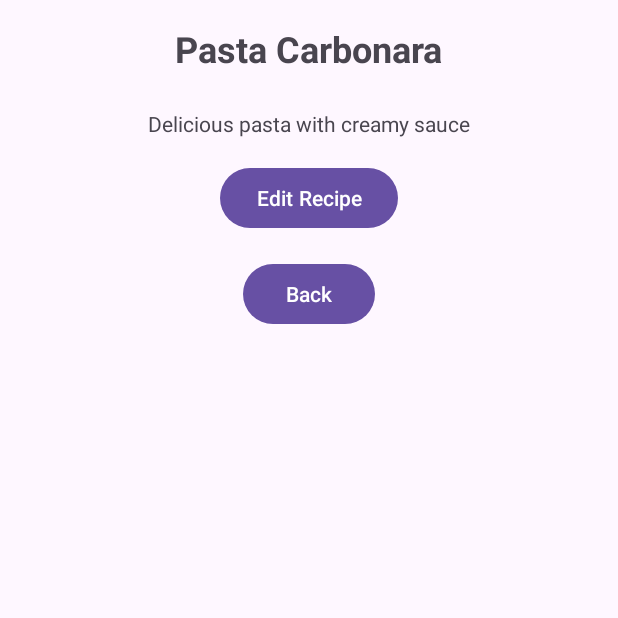
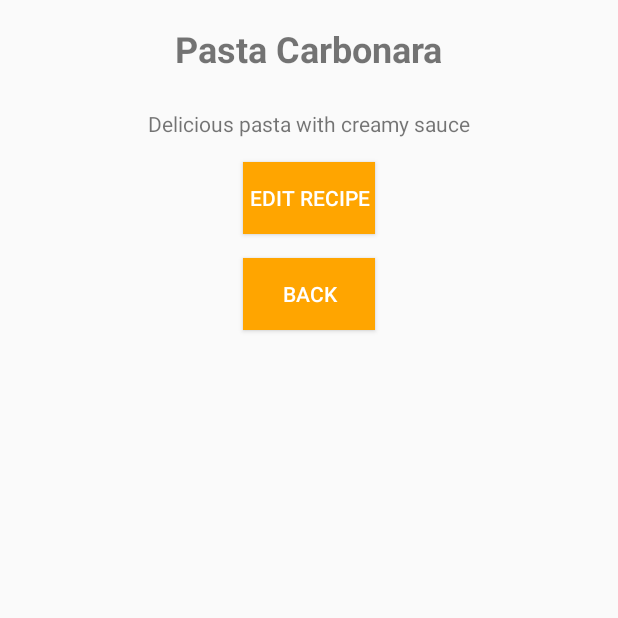
Before and after one commit to Kian2002/INFO-3245, an Android app: the screen it shows after launch (RecipeDetailActivity), after a tap on "Pasta Carbonara", on a phone screen of 412 x 824 dp, the top half of it. Run offline under Robolectric (Android 15) with nearby library versions, the phone set to English and light mode, and no system bars.

Commit message:
Button background change to orange

```diff
--- a/app/src/main/res/layout/activity_add_recipe.xml
+++ b/app/src/main/res/layout/activity_add_recipe.xml
@@ -25,6 +25,8 @@
         android:layout_width="wrap_content"
         android:layout_height="wrap_content"
         android:layout_below="@id/descriptionEditText"
+        android:textColor="@android:color/white"
+        android:background="@color/customOrange"
         android:layout_centerHorizontal="true"
         android:layout_marginTop="16dp"
         android:text="Save"/>
--- a/app/src/main/res/layout/activity_edit_recipe.xml
+++ b/app/src/main/res/layout/activity_edit_recipe.xml
@@ -25,6 +25,8 @@
         android:layout_width="wrap_content"
         android:layout_height="wrap_content"
         android:layout_below="@id/descriptionEditText"
+        android:textColor="@android:color/white"
+        android:background="@color/customOrange"
         android:layout_centerHorizontal="true"
         android:layout_marginTop="16dp"
         android:text="Save" />
@@ -34,6 +36,8 @@
         android:layout_width="wrap_content"
         android:layout_height="wrap_content"
         android:layout_below="@id/saveButton"
+        android:textColor="@android:color/white"
+        android:background="@color/customOrange"
         android:layout_centerHorizontal="true"
         android:layout_marginTop="16dp"
         android:text="Delete" />
--- a/app/src/main/res/layout/activity_main.xml
+++ b/app/src/main/res/layout/activity_main.xml
@@ -22,6 +22,8 @@
         android:layout_width="wrap_content"
         android:layout_height="wrap_content"
         android:text="Add New Recipe"
+        android:textColor="@android:color/white"
+        android:background="@color/customOrange"
         android:layout_alignParentBottom="true"
         android:layout_centerHorizontal="true"
         android:layout_marginBottom="16dp"/>
--- a/app/src/main/res/layout/activity_recipe_detail.xml
+++ b/app/src/main/res/layout/activity_recipe_detail.xml
@@ -30,6 +30,8 @@
         android:layout_height="wrap_content"
         android:text="Edit Recipe"
         android:layout_below="@id/descriptionTextView"
+        android:textColor="@android:color/white"
+        android:background="@color/customOrange"
         android:layout_centerHorizontal="true"
         android:layout_marginTop="16dp"/>
 
@@ -39,6 +41,8 @@
         android:layout_height="wrap_content"
         android:text="Back"
         android:layout_below="@id/editButton"
+        android:textColor="@android:color/white"
+        android:background="@color/customOrange"
         android:layout_centerHorizontal="true"
         android:layout_marginTop="16dp"/>
 
--- a/app/src/main/res/values-night/themes.xml
+++ b/app/src/main/res/values-night/themes.xml
@@ -1,6 +1,6 @@
 <resources xmlns:tools="http://schemas.android.com/tools">
     <!-- Base application theme. -->
-    <style name="Base.Theme.RecipeKeeper" parent="Theme.Material3.DayNight.NoActionBar">
+    <style name="Base.Theme.RecipeKeeper" parent="Theme.AppCompat.Light.NoActionBar">
         <!-- Customize your dark theme here. -->
         <!-- <item name="colorPrimary">@color/my_dark_primary</item> -->
     </style>
--- a/app/src/main/res/values/colors.xml
+++ b/app/src/main/res/values/colors.xml
@@ -2,4 +2,5 @@
 <resources>
     <color name="black">#FF000000</color>
     <color name="white">#FFFFFFFF</color>
+    <color name="customOrange">#FFA500</color>
 </resources>
--- a/app/src/main/res/values/themes.xml
+++ b/app/src/main/res/values/themes.xml
@@ -1,6 +1,6 @@
 <resources xmlns:tools="http://schemas.android.com/tools">
     <!-- Base application theme. -->
-    <style name="Base.Theme.RecipeKeeper" parent="Theme.Material3.DayNight.NoActionBar">
+    <style name="Base.Theme.RecipeKeeper" parent="Theme.AppCompat.Light.NoActionBar">
         <!-- Customize your light theme here. -->
         <!-- <item name="colorPrimary">@color/my_light_primary</item> -->
     </style>
--- a/build.gradle.kts
+++ b/build.gradle.kts
@@ -1,4 +1,4 @@
 // Top-level build file where you can add configuration options common to all sub-projects/modules.
 plugins {
-    id("com.android.application") version "8.2.2" apply false
+    id("com.android.application") version "8.3.2" apply false
 }
```
Also changed, not shown: gradle/wrapper/gradle-wrapper.properties.
